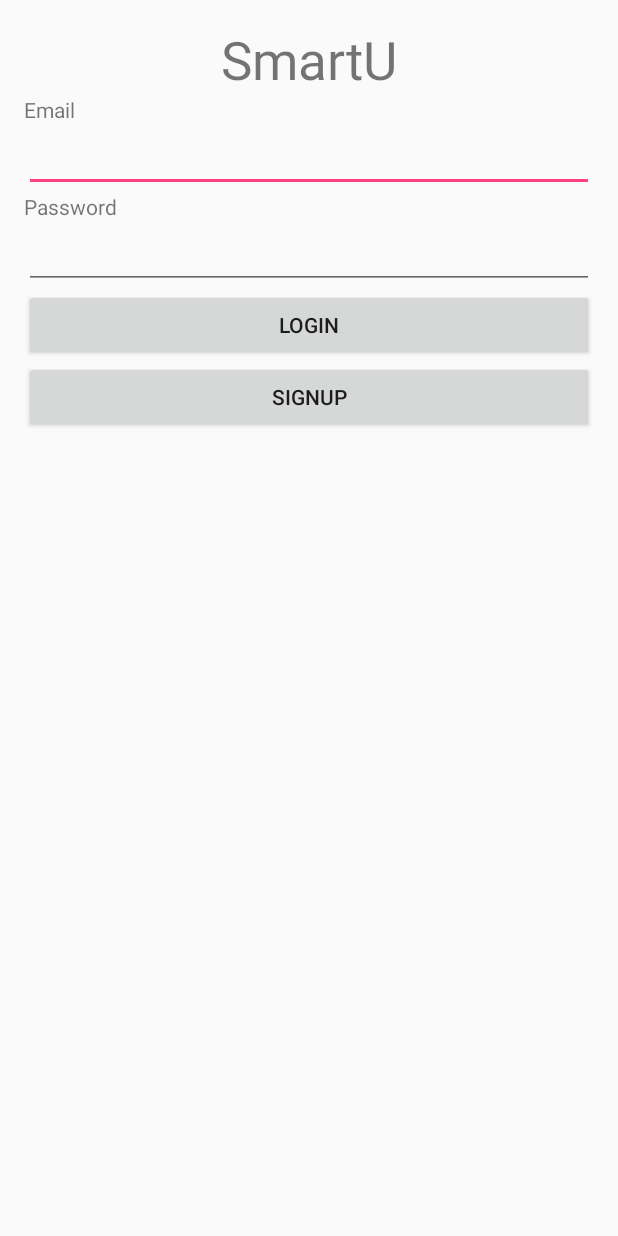
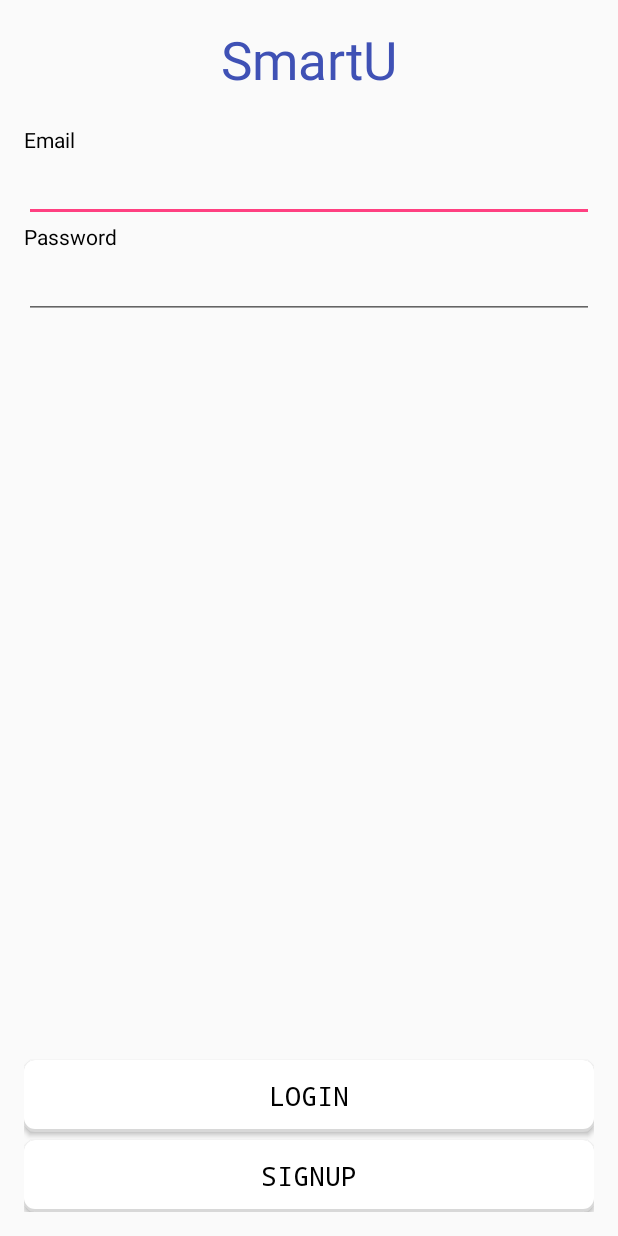
Before and after one commit to Loris89/SmartU, an Android app: the screen it shows after launch (LoginRegActivity), on a phone screen of 412 x 824 dp. Run offline under Robolectric (Android 15) with nearby library versions, the phone set to English and light mode, and no system bars; libraries missing offline, so code that uses them is left out: com.parse; 7 statements that could not run were skipped.

Commit message:
view improvements

```diff
--- a/app/src/main/res/layout/login_reg_activity.xml
+++ b/app/src/main/res/layout/login_reg_activity.xml
@@ -15,6 +15,7 @@
         android:layout_height="wrap_content"
         android:gravity="center_horizontal"
         android:text="SmartU"
+        android:textColor="@color/colorPrimary"
         android:textSize="35sp" />
 
     <TextView
@@ -22,6 +23,8 @@
         android:layout_width="fill_parent"
         android:layout_height="wrap_content"
         android:layout_below="@+id/title_id"
+        android:layout_marginTop="20dp"
+        android:textColor="@color/black"
         android:text="@string/Email" />
 
     <EditText
@@ -36,6 +39,7 @@
         android:layout_width="fill_parent"
         android:layout_height="wrap_content"
         android:layout_below="@+id/emailLoginReg"
+        android:textColor="@color/black"
         android:text="@string/Password" />
 
     <EditText
@@ -49,14 +53,27 @@
         android:id="@+id/login"
         android:layout_width="fill_parent"
         android:layout_height="wrap_content"
-        android:layout_below="@+id/passwordLoginReg"
-        android:text="@string/LoginBtn" />
+        style="@style/StandardButton"
+        android:background="@drawable/buttonshape"
+        android:text="@string/LoginBtn"
+        android:layout_marginBottom="5dp"
+        android:layout_above="@+id/signup" />
 
     <Button
         android:id="@+id/signup"
         android:layout_width="fill_parent"
         android:layout_height="wrap_content"
-        android:layout_below="@+id/login"
-        android:text="@string/SignupBtn" />
+        style="@style/StandardButton"
+        android:background="@drawable/buttonshape"
+        android:text="@string/SignupBtn"
+        android:layout_alignParentBottom="true" />
+
+    <ProgressBar
+        android:layout_width="wrap_content"
+        android:layout_height="wrap_content"
+        android:id="@+id/loginreg_progressbar"
+        android:layout_centerVertical="true"
+        android:layout_centerHorizontal="true"
+        android:visibility="gone"/>
 
 </RelativeLayout>
```
